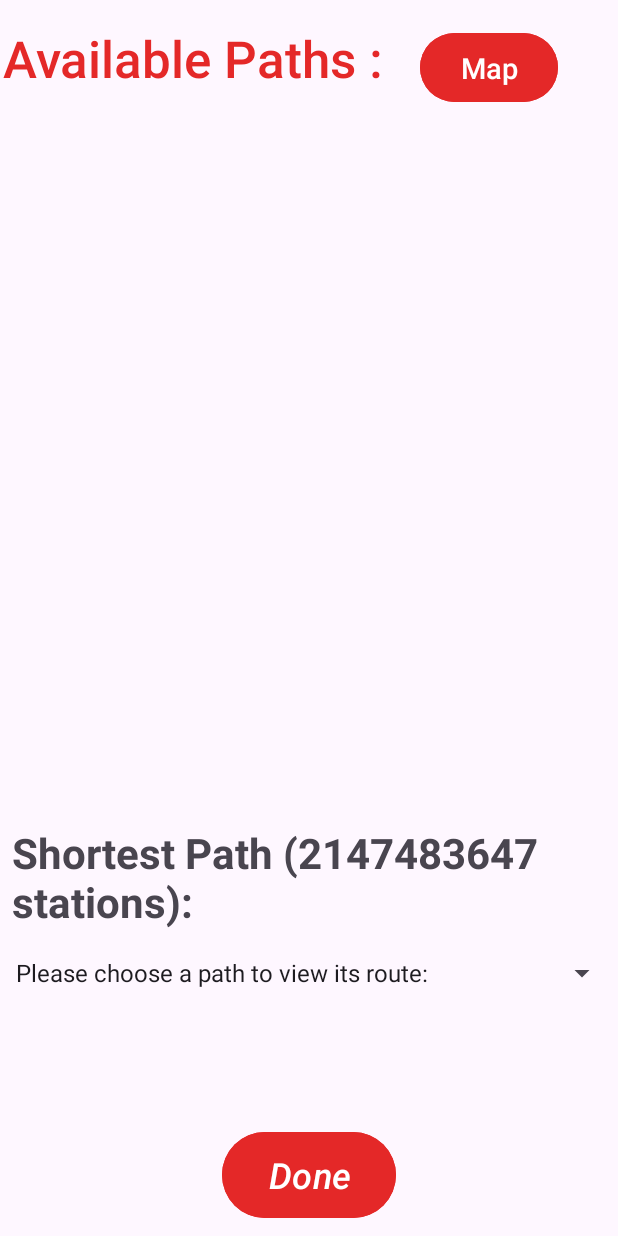
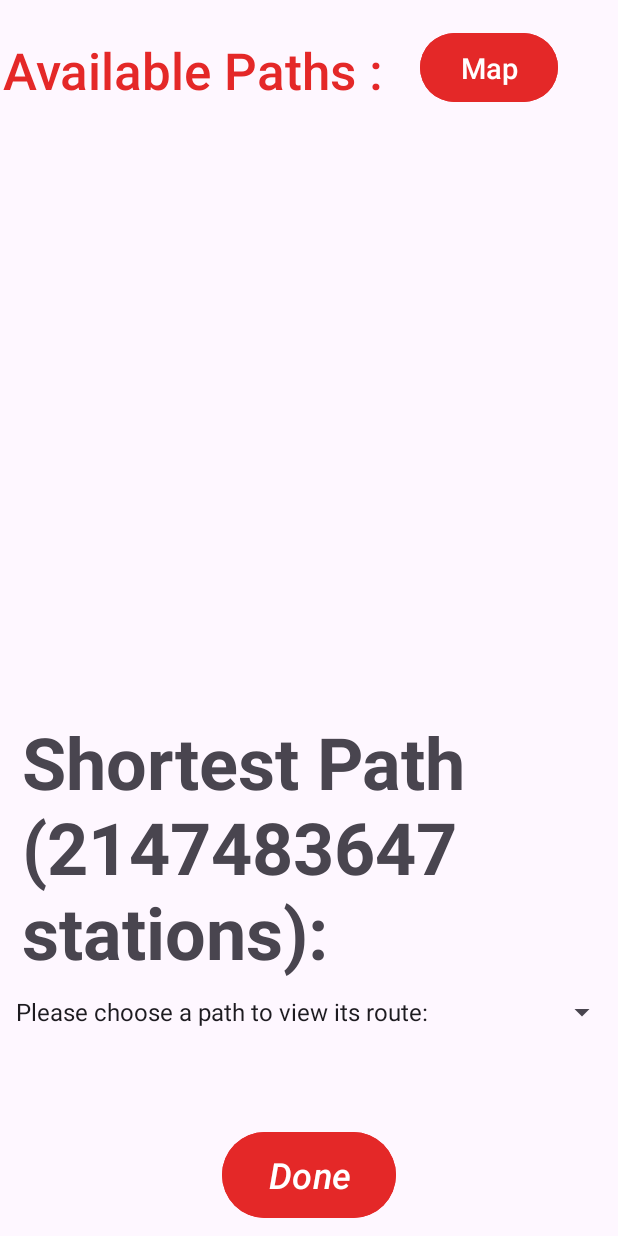
Before and after one commit to Miguel-Reda/Mobile_devolpent, an Android app: the PathsActivity screen opened directly, with no data from a screen before it, on a phone screen of 412 x 824 dp. Run offline under Robolectric (Android 15) with nearby library versions, the light colour scheme and no system bars; 1 statement that could not run was skipped.

Commit message:
Last Version

```diff
--- a/MetroApp/app/src/main/java/com/radwan/metroapp/PathsActivity.java
+++ b/MetroApp/app/src/main/java/com/radwan/metroapp/PathsActivity.java
@@ -37,7 +37,7 @@ public class PathsActivity extends AppCompatActivity {
         for (int i = 0; i < paths.size(); i++) {
             paths.set(i, paths.get(i).substring(0, paths.get(i).length() - 2));
             int pathLength = paths.get(i).split(", ").length;
-            pathsString.append("Path ").append(i + 1).append("(").append(pathLength).append(" stations)").append(": ").append(paths.get(i)).append("\n");
+            pathsString.append("- Path ").append(i + 1).append("(").append(pathLength).append(" stations)").append(": ").append(paths.get(i)).append("\n\n");
             if (paths.get(i).split(", ").length < shortestPathLength) {
                 shortestPath = paths.get(i);
                 shortestPathLength = pathLength;
@@ -45,8 +45,8 @@ public class PathsActivity extends AppCompatActivity {
         }
         pathsTextView.setText(pathsString.toString());
         pathsString.append("Shortest Path (").append(shortestPathLength).append(" stations): ").append(shortestPath).append("\n");
-        pathsString.insert(0, "Please choose a path to view its route:\n");
-        ArrayAdapter<String>adapterChoice = new ArrayAdapter<>(this, android.R.layout.simple_spinner_item, pathsString.toString().split("\n"));
+        pathsString.insert(0, "Please choose a path to view its route:\n\n");
+        ArrayAdapter<String>adapterChoice = new ArrayAdapter<>(this, android.R.layout.simple_spinner_item, pathsString.toString().split("\n\n"));
         adapterChoice.setDropDownViewResource(android.R.layout.simple_spinner_dropdown_item);
         chooseSpinner.setAdapter(adapterChoice);
         shortestPathTextView.setText("Shortest Path (" + shortestPathLength + " stations): " + shortestPath);
--- a/MetroApp/app/src/main/java/com/radwan/metroapp/RouteActivity.java
+++ b/MetroApp/app/src/main/java/com/radwan/metroapp/RouteActivity.java
@@ -71,23 +71,24 @@ public class RouteActivity extends AppCompatActivity {
             // Check if the station is a switch station (Al-Shohadaa) and change the direction
             if (stations[i].equals("Al-Shohadaa")) {
                 if (stations[i + 1].equals("Ghamra")) {
-                    if (!direction.equals("New El-Marg"))
+                    if (!direction.equalsIgnoreCase("New El-Marg"))
                         routeString.append("(Switch to New El-Marg Direction)");
                     direction = "New El-Marg";
-                } else if (stations[i + 1].equals("Massara")) {
-                    if (!direction.equals("Shubra El-Kheima"))
+                } else if (stations[i + 1].equalsIgnoreCase("Massara")) {
+                    if (!direction.equalsIgnoreCase("Shubra El-Kheima"))
                         routeString.append("(Switch to Shubra El-Kheima Direction)");
                     direction = "Shubra El-Kheima";
-                } else if (stations[i + 1].equals("Attaba"))
-                    if (!direction.equals("El-Mounib")) {
+                } else if (stations[i + 1].equalsIgnoreCase("Attaba")) {
+                    if (!direction.equalsIgnoreCase("El-Mounib"))
                         routeString.append("(Switch to El-Mounib Direction)");
-                        direction = "El-Mounib";
-                    } else if (stations[i + 1].equals("Orabi")) {
-                        if (!direction.equals("Helwan"))
-                            routeString.append("(Switch to Helwan Direction)");
-                        direction = "Helwan";
-                    }
+                    direction = "El-Mounib";
+                } else if (stations[i + 1].equals("Orabi")) {
+                    if (!direction.equalsIgnoreCase("Helwan"))
+                        routeString.append("(Switch to Helwan Direction)");
+                    direction = "Helwan";
+                }
             }
+
             // Check if the station is a switch station (Sadat) and change the direction
             else if (stations[i].equals("Sadat")) {
                 if (stations[i + 1].equals("Opera")) {
@@ -149,7 +150,7 @@ public class RouteActivity extends AppCompatActivity {
                 }
             }
             if (i + 1 < stations.length)
-                routeString.append(" -> ");
+                routeString.append(" ->  ");
         }
 
         routeString.append("\n\nDirection: ").append(direction);
--- a/MetroApp/app/src/main/res/layout/activity_paths.xml
+++ b/MetroApp/app/src/main/res/layout/activity_paths.xml
@@ -44,7 +44,7 @@
         android:id="@+id/PathTitle"
         android:layout_width="wrap_content"
         android:layout_height="wrap_content"
-        android:layout_marginTop="16dp"
+        android:layout_marginTop="24dp"
         android:fontFamily="sans-serif-light"
         android:text="Available Paths :"
         android:textColor="#E42828"
@@ -55,6 +55,19 @@
         app:layout_constraintStart_toStartOf="parent"
         app:layout_constraintTop_toTopOf="parent" />
 
+    <ScrollView
+        android:id="@+id/scrollView2"
+        android:layout_width="397dp"
+        android:layout_height="388dp"
+        android:layout_marginStart="6dp"
+        android:layout_marginTop="8dp"
+        android:layout_marginEnd="6dp"
+        android:layout_marginBottom="6dp"
+        app:layout_constraintBottom_toTopOf="@+id/shortestPathTextView"
+        app:layout_constraintEnd_toEndOf="parent"
+        app:layout_constraintStart_toStartOf="parent"
+        app:layout_constraintTop_toBottomOf="@+id/PathTitle">
+
         <TextView
             android:id="@+id/pathsTextView"
             android:layout_width="393dp"
@@ -64,6 +77,7 @@
             android:layout_marginEnd="8dp"
             android:fontFamily="sans-serif"
             android:lineSpacingExtra="8sp"
+            android:scrollbars="vertical"
             android:textSize="14sp"
             android:textStyle="bold"
             app:layout_constraintEnd_toEndOf="parent"
@@ -71,34 +85,35 @@
             app:layout_constraintStart_toStartOf="parent"
             app:layout_constraintTop_toBottomOf="@+id/PathTitle"
             tools:text="Paths" />
+    </ScrollView>
 
     <TextView
         android:id="@+id/shortestPathTextView"
-        android:layout_width="395dp"
-        android:layout_height="71dp"
+        android:layout_width="383dp"
+        android:layout_height="179dp"
         android:layout_marginStart="8dp"
-        android:layout_marginTop="16dp"
+        android:layout_marginTop="4dp"
         android:layout_marginEnd="8dp"
+        android:layout_marginBottom="8dp"
         android:fontFamily="sans-serif"
+        android:scrollbars="vertical"
         android:textSize="14sp"
         android:textStyle="bold"
         app:autoSizeTextType="uniform"
+        app:layout_constraintBottom_toTopOf="@+id/chooseSpinner"
         app:layout_constraintEnd_toEndOf="parent"
-        app:layout_constraintHorizontal_bias="0.0"
         app:layout_constraintStart_toStartOf="parent"
-        app:layout_constraintTop_toBottomOf="@+id/pathsTextView"
+        app:layout_constraintTop_toBottomOf="@+id/scrollView2"
         tools:text="Shortest path" />
 
     <Spinner
         android:id="@+id/chooseSpinner"
         android:layout_width="409dp"
         android:layout_height="wrap_content"
-        android:layout_marginTop="16dp"
-        app:layout_constraintBottom_toTopOf="@+id/backbtn"
+        android:layout_marginTop="8dp"
         app:layout_constraintEnd_toEndOf="parent"
         app:layout_constraintHorizontal_bias="1.0"
         app:layout_constraintStart_toStartOf="parent"
-        app:layout_constraintTop_toBottomOf="@+id/shortestPathTextView"
-        app:layout_constraintVertical_bias="0.126" />
+        app:layout_constraintTop_toBottomOf="@+id/shortestPathTextView" />
 
 </androidx.constraintlayout.widget.ConstraintLayout>
```
Also changed, not shown: MetroApp/app/src/main/res/drawable/map.jpg. Lines whose indentation alone changed are shown as unchanged.
